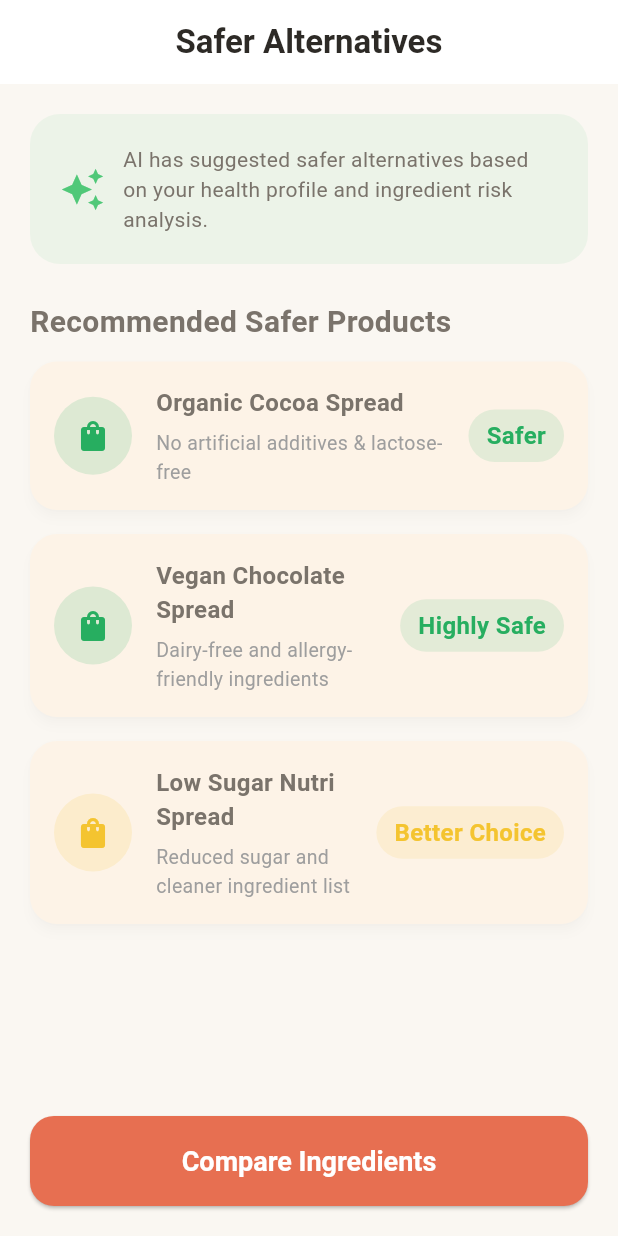
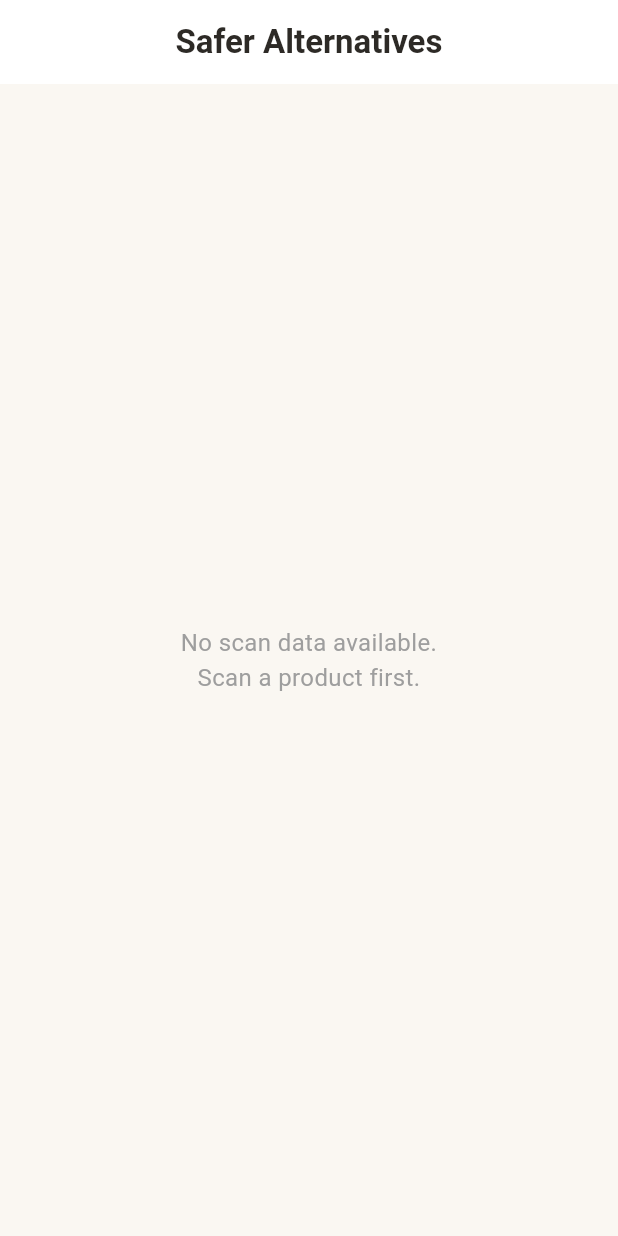
Before and after one commit to adilcholas/ingresafe-app, a Flutter app: the AlternativesScreen screen opened by its route, on a phone screen of 412 x 824 dp. Run offline on Flutter 3.47's test engine with Material 3 defaults, Android fonts, the light colour scheme and no system bars; our stand-ins replace cloud_firestore, firebase_core, go_router, image_picker, lottie; missing offline and left inert: google_mlkit_text_recognition; accounts and stored records are empty.

Commit message:
bug fixes

```diff
--- a/lib/models/health_profile_model.dart
+++ b/lib/models/health_profile_model.dart
@@ -1,11 +1,25 @@
 class HealthProfileModel {
-  List<String> allergies;
-  List<String> dietaryPreferences;
-  List<String> healthConditions;
+  final List<String> allergies;
+  final List<String> dietaryPreferences;
+  final List<String> healthConditions;
 
   HealthProfileModel({
-    this.allergies = const [],
-    this.dietaryPreferences = const [],
-    this.healthConditions = const [],
-  });
+    List<String>? allergies,
+    List<String>? dietaryPreferences,
+    List<String>? healthConditions,
+  }) : allergies = allergies ?? [],
+       dietaryPreferences = dietaryPreferences ?? [],
+       healthConditions = healthConditions ?? [];
+
+  HealthProfileModel copyWith({
+    List<String>? allergies,
+    List<String>? dietaryPreferences,
+    List<String>? healthConditions,
+  }) {
+    return HealthProfileModel(
+      allergies: allergies ?? this.allergies,
+      dietaryPreferences: dietaryPreferences ?? this.dietaryPreferences,
+      healthConditions: healthConditions ?? this.healthConditions,
+    );
+  }
 }
--- a/lib/models/scan_result.dart
+++ b/lib/models/scan_result.dart
@@ -0,0 +1,13 @@
+class ScanResult {
+  final String productName;
+  final String extractedText;
+  final String riskLevel;
+  final DateTime scannedAt;
+
+  ScanResult({
+    required this.productName,
+    required this.extractedText,
+    required this.riskLevel,
+    required this.scannedAt,
+  });
+}
--- a/lib/providers/health_profile_provider.dart
+++ b/lib/providers/health_profile_provider.dart
@@ -7,29 +7,41 @@ class HealthProfileProvider with ChangeNotifier {
   HealthProfileModel get profile => _profile;
 
   void toggleAllergy(String allergy) {
-    if (_profile.allergies.contains(allergy)) {
-      _profile.allergies.remove(allergy);
+    final updatedList = List<String>.from(_profile.allergies);
+
+    if (updatedList.contains(allergy)) {
+      updatedList.remove(allergy);
     } else {
-      _profile.allergies.add(allergy);
+      updatedList.add(allergy);
     }
+
+    _profile = _profile.copyWith(allergies: updatedList);
     notifyListeners();
   }
 
   void toggleDiet(String diet) {
-    if (_profile.dietaryPreferences.contains(diet)) {
-      _profile.dietaryPreferences.remove(diet);
+    final updatedList = List<String>.from(_profile.dietaryPreferences);
+
+    if (updatedList.contains(diet)) {
+      updatedList.remove(diet);
     } else {
-      _profile.dietaryPreferences.add(diet);
+      updatedList.add(diet);
     }
+
+    _profile = _profile.copyWith(dietaryPreferences: updatedList);
     notifyListeners();
   }
 
   void toggleCondition(String condition) {
-    if (_profile.healthConditions.contains(condition)) {
-      _profile.healthConditions.remove(condition);
+    final updatedList = List<String>.from(_profile.healthConditions);
+
+    if (updatedList.contains(condition)) {
+      updatedList.remove(condition);
     } else {
-      _profile.healthConditions.add(condition);
+      updatedList.add(condition);
     }
+
+    _profile = _profile.copyWith(healthConditions: updatedList);
     notifyListeners();
   }
 
--- a/lib/screens/alternatives_screen.dart
+++ b/lib/screens/alternatives_screen.dart
@@ -1,4 +1,7 @@
 import 'package:flutter/material.dart';
+import 'package:provider/provider.dart';
+
+import '../providers/scan_provider.dart';
 import '../utils/theme_constants.dart';
 import '../widgets/common/alternative_product_card.dart';
 
@@ -7,51 +10,50 @@ class AlternativesScreen extends StatelessWidget {
 
   @override
   Widget build(BuildContext context) {
-    /// Mock AI Recommended Alternatives (Future: API/Firebase)
-    final alternatives = [
-      {
-        "name": "Organic Cocoa Spread",
-        "safety": "Safer",
-        "reason": "No artificial additives & lactose-free",
-        "color": AppColors.safe,
-      },
-      {
-        "name": "Vegan Chocolate Spread",
-        "safety": "Highly Safe",
-        "reason": "Dairy-free and allergy-friendly ingredients",
-        "color": AppColors.safe,
-      },
-      {
-        "name": "Low Sugar Nutri Spread",
-        "safety": "Better Choice",
-        "reason": "Reduced sugar and cleaner ingredient list",
-        "color": AppColors.caution,
-      },
-    ];
+    final scanProvider = context.watch<ScanProvider>();
+
+    /// Get latest scan
+    final latestScan = scanProvider.recentScans.isNotEmpty
+        ? scanProvider.recentScans.first
+        : null;
+
+    final alternatives = latestScan != null
+        ? _generateAlternatives(latestScan.extractedText)
+        : [];
 
     return Scaffold(
-      appBar: AppBar(
-        title: const Text("Safer Alternatives"),
-      ),
+      appBar: AppBar(title: const Text("Safer Alternatives")),
       body: Padding(
         padding: const EdgeInsets.all(20),
-        child: Column(
+        child: latestScan == null
+            ? const Center(
+                child: Text(
+                  "No scan data available.\nScan a product first.",
+                  textAlign: TextAlign.center,
+                  style: TextStyle(color: Colors.grey),
+                ),
+              )
+            : Column(
                 crossAxisAlignment: CrossAxisAlignment.start,
                 children: [
-            /// Header Insight Card (AI Explanation UX)
+                  /// Header Insight Card
                   Container(
                     padding: const EdgeInsets.all(20),
                     decoration: BoxDecoration(
-                color: AppColors.primary.withValues(alpha: 0.08),
+                      color: AppColors.primary.withOpacity(0.08),
                       borderRadius: BorderRadius.circular(20),
                     ),
                     child: Row(
                       children: const [
-                  Icon(Icons.auto_awesome, color: AppColors.primary, size: 30),
+                        Icon(
+                          Icons.auto_awesome,
+                          color: AppColors.primary,
+                          size: 30,
+                        ),
                         SizedBox(width: 12),
                         Expanded(
                           child: Text(
-                      "AI has suggested safer alternatives based on your health profile and ingredient risk analysis.",
+                            "AI suggested alternatives based on your scan results.",
                             style: TextStyle(fontSize: 14),
                           ),
                         ),
@@ -61,13 +63,9 @@ class AlternativesScreen extends StatelessWidget {
 
                   const SizedBox(height: 24),
 
-            /// Section Title
                   const Text(
                     "Recommended Safer Products",
-              style: TextStyle(
-                fontSize: 20,
-                fontWeight: FontWeight.bold,
-              ),
+                    style: TextStyle(fontSize: 20, fontWeight: FontWeight.bold),
                   ),
 
                   const SizedBox(height: 12),
@@ -79,20 +77,26 @@ class AlternativesScreen extends StatelessWidget {
                       itemBuilder: (context, index) {
                         final item = alternatives[index];
                         return AlternativeProductCard(
-                    productName: item["name"] as String,
-                    safetyLevel: item["safety"] as String,
-                    reason: item["reason"] as String,
-                    riskColor: item["color"] as Color,
+                          productName: item.name,
+                          safetyLevel: item.safety,
+                          reason: item.reason,
+                          riskColor: item.color,
                         );
                       },
                     ),
                   ),
 
-            /// Compare Button (Future AI Feature)
+                  /// Compare Button (now working)
                   SizedBox(
                     width: double.infinity,
                     child: ElevatedButton(
-                onPressed: () {},
+                      onPressed: () {
+                        Navigator.pushNamed(
+                          context,
+                          '/compare',
+                          arguments: latestScan,
+                        );
+                      },
                       child: const Text("Compare Ingredients"),
                     ),
                   ),
@@ -101,4 +105,75 @@ class AlternativesScreen extends StatelessWidget {
       ),
     );
   }
+
+  /// 🔥 MVP dynamic alternatives generator
+  List<_AlternativeItem> _generateAlternatives(String text) {
+    final lower = text.toLowerCase();
+
+    final List<_AlternativeItem> results = [];
+
+    if (lower.contains("sugar")) {
+      results.add(
+        _AlternativeItem(
+          name: "Low Sugar Organic Spread",
+          safety: "Better Choice",
+          reason: "Reduced sugar content",
+          color: AppColors.caution,
+        ),
+      );
     }
+
+    if (lower.contains("milk") || lower.contains("lactose")) {
+      results.add(
+        _AlternativeItem(
+          name: "Vegan Dairy-Free Spread",
+          safety: "Safer",
+          reason: "No dairy ingredients",
+          color: AppColors.safe,
+        ),
+      );
+    }
+
+    if (lower.contains("preservative") ||
+        lower.contains("artificial") ||
+        lower.contains("e")) {
+      results.add(
+        _AlternativeItem(
+          name: "Organic Clean-Label Spread",
+          safety: "Highly Safe",
+          reason: "No artificial additives",
+          color: AppColors.safe,
+        ),
+      );
+    }
+
+    /// fallback
+    if (results.isEmpty) {
+      results.add(
+        _AlternativeItem(
+          name: "Natural Ingredient Product",
+          safety: "Safe",
+          reason: "Minimal processed ingredients",
+          color: AppColors.safe,
+        ),
+      );
+    }
+
+    return results;
+  }
+}
+
+/// Internal model (lightweight)
+class _AlternativeItem {
+  final String name;
+  final String safety;
+  final String reason;
+  final Color color;
+
+  _AlternativeItem({
+    required this.name,
+    required this.safety,
+    required this.reason,
+    required this.color,
+  });
+}
--- a/lib/utils/app_router.dart
+++ b/lib/utils/app_router.dart
@@ -1,6 +1,7 @@
 import 'package:go_router/go_router.dart';
 import 'package:ingresafe/models/ingredient_model.dart';
 import 'package:ingresafe/screens/alternatives_screen.dart';
+import 'package:ingresafe/screens/compare_screen.dart';
 import 'package:ingresafe/screens/error_screen.dart';
 import 'package:ingresafe/screens/history_screen.dart';
 import 'package:ingresafe/screens/ingredient_detail_screen.dart';
@@ -74,6 +75,7 @@ class AppRouter {
         path: '/error',
         builder: (context, state) => const ScanErrorScreen(),
       ),
+      GoRoute(path: '/compare', builder: (context, state) => CompareScreen()),
     ],
   );
 }
```
Also changed, not shown: lib/providers/scan_provider.dart (+54 -0 lines), lib/screens/compare_screen.dart (added, +254 -0 lines), lib/screens/home_screen.dart (+47 -23 lines), lib/screens/scan_screen.dart (+19 -6 lines). Lines whose indentation alone changed are shown as unchanged.
